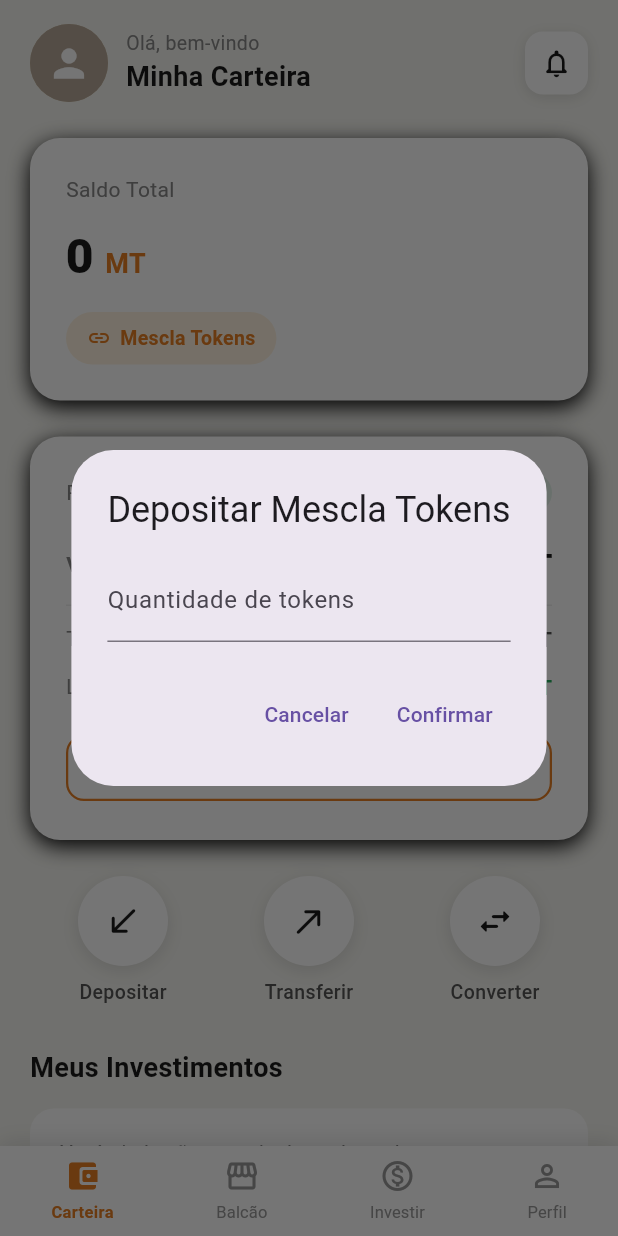
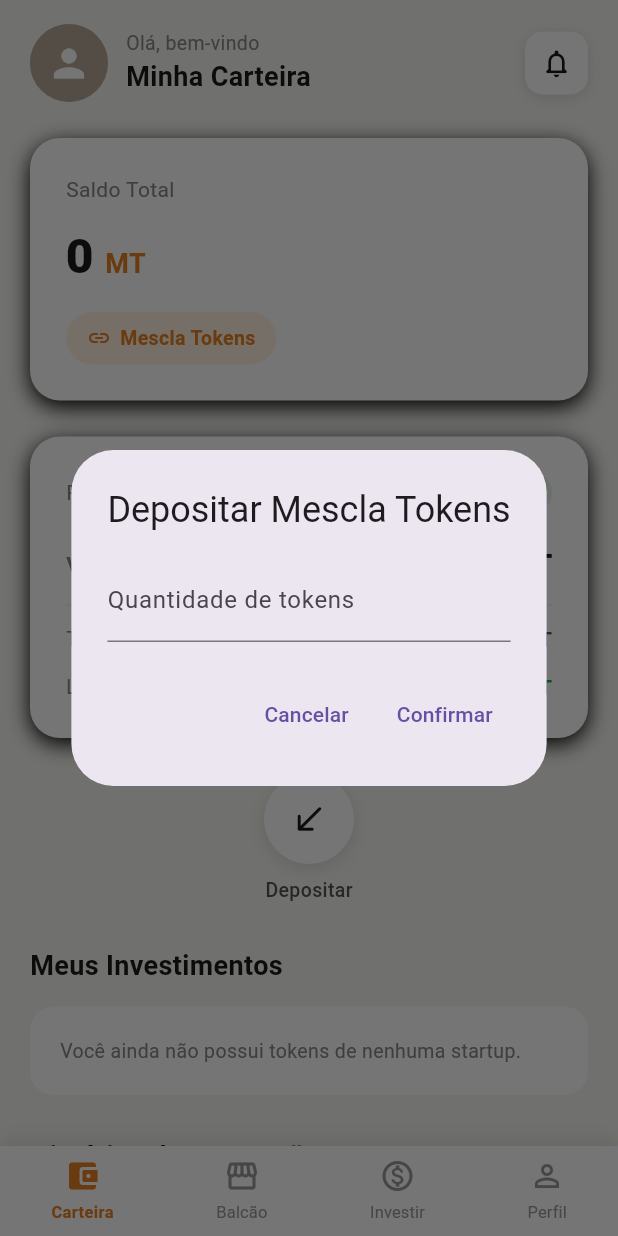
Before and after one commit to emillymorelatto/ES-PI3-2026-T1-G28, a Flutter app: the screen it shows once a user with an empty profile is signed in, after a tap on "Depositar", on a phone screen of 412 x 824 dp. Run offline on Flutter 3.47's test engine with Material 3 defaults, Android fonts, the phone set to English and light mode, and no system bars; our stand-ins replace cloud_firestore, cloud_functions, firebase_auth, firebase_core, fl_chart; accounts and stored records are empty.

Commit message:
fix: remocao do botao de transferir, ver dashboard e converter

```diff
--- a/mobile/lib/screens/telacarteira.dart
+++ b/mobile/lib/screens/telacarteira.dart
@@ -465,42 +465,6 @@ class _TelaCarteiraState extends State<TelaCarteira> {
                         cor: corVariacao,
                         prefixo: positivo ? '+' : '-',
                       ),
-
-                      // ── Botão "Ver Dashboard" ─────────────────────────────
-                      // PARTE 4: abre o Dashboard (Parte 3) direto da carteira.
-                      const SizedBox(height: 20),
-                      SizedBox(
-                        width: double.infinity,
-                        child: OutlinedButton.icon(
-                          onPressed: () => Navigator.push(
-                            context,
-                            MaterialPageRoute(
-                              builder: (_) => const TelaPerfil(), // Placeholder, substituir por TelaDashboard()
-                            ),
-                          ),
-                          icon: const Icon(
-                            Icons.bar_chart_rounded,
-                            size: 18,
-                            color: Color(0xFFE67E22),
-                          ),
-                          label: const Text(
-                            'Ver Dashboard',
-                            style: TextStyle(
-                              fontSize: 14,
-                              fontWeight: FontWeight.w600,
-                              color: Color(0xFFE67E22),
-                            ),
-                          ),
-                          style: OutlinedButton.styleFrom(
-                            side: const BorderSide(
-                                color: Color(0xFFE67E22), width: 1.5),
-                            shape: RoundedRectangleBorder(
-                              borderRadius: BorderRadius.circular(12),
-                            ),
-                            padding: const EdgeInsets.symmetric(vertical: 12),
-                          ),
-                        ),
-                      ),
                     ],
                   ),
                 );
@@ -549,15 +513,13 @@ class _TelaCarteiraState extends State<TelaCarteira> {
   // ── Ações (Depositar / Transferir / Converter) ────────────────────────────
   Widget _buildAcoes() {
     return Row(
-      mainAxisAlignment: MainAxisAlignment.spaceAround,
+      mainAxisAlignment: MainAxisAlignment.center,
       children: [
         _buildAcaoItem(
           Icons.south_west_rounded,
           'Depositar',
           onTap: _abrirDialogoDeposito,
-        ),
-        _buildAcaoItem(Icons.north_east_rounded, 'Transferir'),
-        _buildAcaoItem(Icons.swap_horiz_rounded, 'Converter'),
+        )
       ],
     );
   }
```
